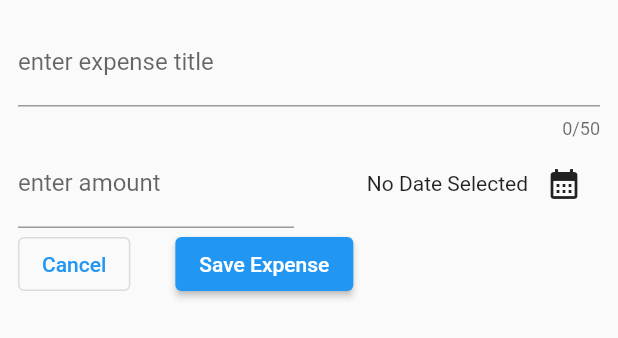
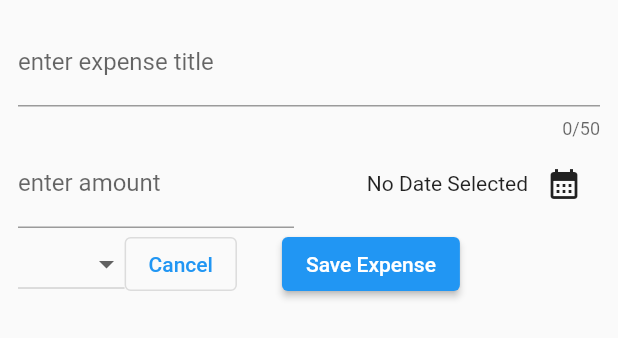
Before and after one commit to carlstep/expense_tracker, a Flutter app: the NewExpense widget shown alone on an empty page, opened directly, on a phone screen of 412 x 824 dp. Shown: the top 338 px of the screen. Run offline on Flutter 3.47's test engine with Material 2 defaults, Android fonts, the phone set to English and light mode, and no system bars.

Commit message:
setup datepicker and dropdown for category

```diff
--- a/lib/widgets/new_expense.dart
+++ b/lib/widgets/new_expense.dart
@@ -1,5 +1,5 @@
 import 'package:flutter/material.dart';
-import 'package:intl/intl.dart';
+
 import 'package:expense_tracker/models/expense.dart';
 
 class NewExpense extends StatefulWidget {
@@ -26,6 +26,7 @@ class _NewExpenseState extends State<NewExpense> {
     );
     setState(() {
       _selectedDate = pickedDate;
+      print(pickedDate);
     });
   }
 
@@ -86,6 +87,20 @@ class _NewExpenseState extends State<NewExpense> {
           ),
           Row(
             children: [
+              DropdownButton(
+                  items: Category.values
+                      .map(
+                        (catergory) => DropdownMenuItem(
+                          value: catergory,
+                          child: Text(
+                            catergory.name.toString(),
+                          ),
+                        ),
+                      )
+                      .toList(),
+                  onChanged: (value) {
+                    print(value);
+                  }),
               OutlinedButton(
                 onPressed: () {
                   Navigator.pop(context);
```
